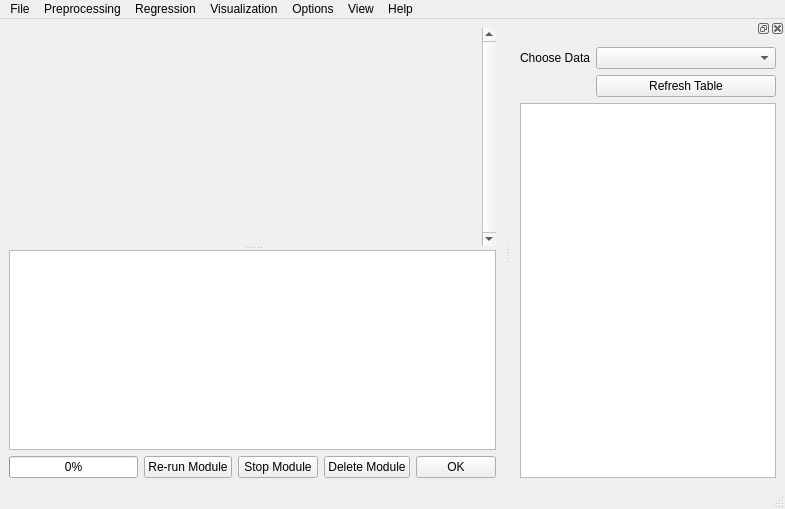
This is ui/MainWindow.ui in tthatcher95/PyHAT_Point_Spectra_GUI as Qt 5 draws it before an edit. The edited form follows.
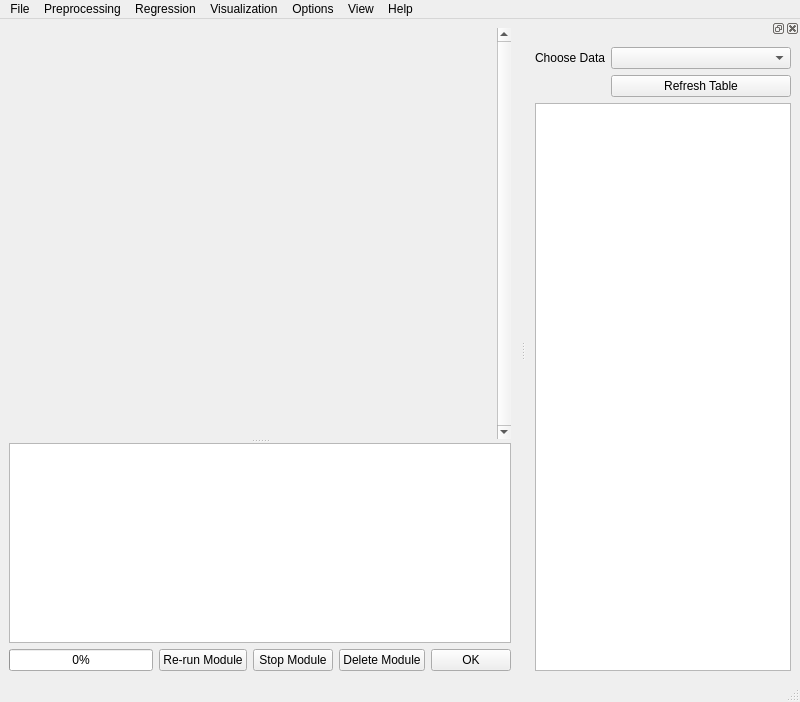
This is the edited form.

Patch:
```diff
--- a/ui/MainWindow.ui
+++ b/ui/MainWindow.ui
@@ -6,15 +6,9 @@
    <rect>
     <x>0</x>
     <y>0</y>
-    <width>785</width>
-    <height>509</height>
-   </rect>
-  </property>
-  <property name="maximumSize">
-   <size>
     <width>800</width>
-    <height>16777215</height>
-   </size>
+    <height>702</height>
+   </rect>
   </property>
   <property name="windowTitle">
    <string>PYSAT Point Spectra GUI</string>
@@ -50,8 +44,8 @@
          <rect>
           <x>0</x>
           <y>0</y>
-          <width>472</width>
-          <height>214</height>
+          <width>411</width>
+          <height>407</height>
          </rect>
         </property>
         <layout class="QVBoxLayout" name="verticalLayout_3">
@@ -144,7 +138,7 @@
     <rect>
      <x>0</x>
      <y>0</y>
-     <width>785</width>
+     <width>800</width>
      <height>21</height>
     </rect>
    </property>
```
Left out of the diff: 2 changed lines with no effect on the pictures.
